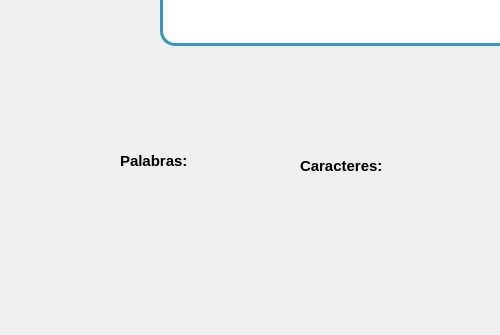
fernandayamile/ContadorPalabrasFYVR, file contadorPalabras.ui: the form before one commit; both pictures show x 0 to 500 and y 265 to 600 of the 800 by 600 pixel window.
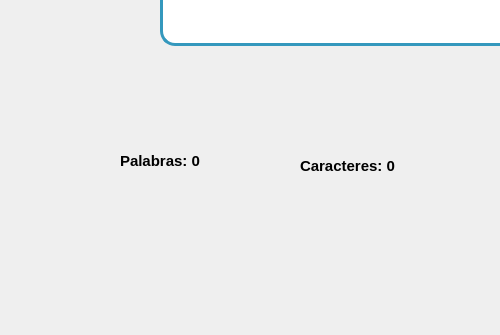
The form after the commit.

Commit message: Se añadieron las funcionalidades de contabilizacion ✔

Diff of the .ui file:
```diff
--- a/contadorPalabras.ui
+++ b/contadorPalabras.ui
@@ -53,7 +53,7 @@
      <rect>
       <x>120</x>
       <y>410</y>
-      <width>71</width>
+      <width>91</width>
       <height>31</height>
      </rect>
     </property>
@@ -65,7 +65,7 @@
      </font>
     </property>
     <property name="text">
-     <string>Palabras:</string>
+     <string>Palabras: 0</string>
     </property>
    </widget>
    <widget class="QLabel" name="tvCaracteres">
@@ -85,7 +85,7 @@
      </font>
     </property>
     <property name="text">
-     <string>Caracteres:</string>
+     <string>Caracteres: 0</string>
     </property>
    </widget>
    <widget class="QPushButton" name="btnContar">
```
The commit also changes 1 other file.
